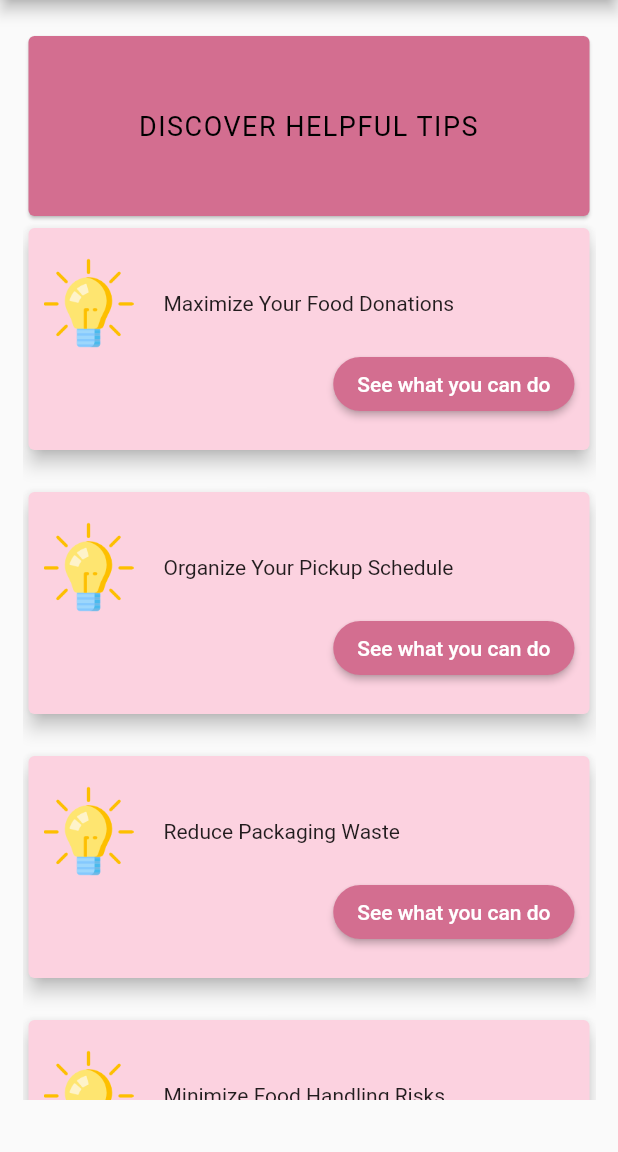
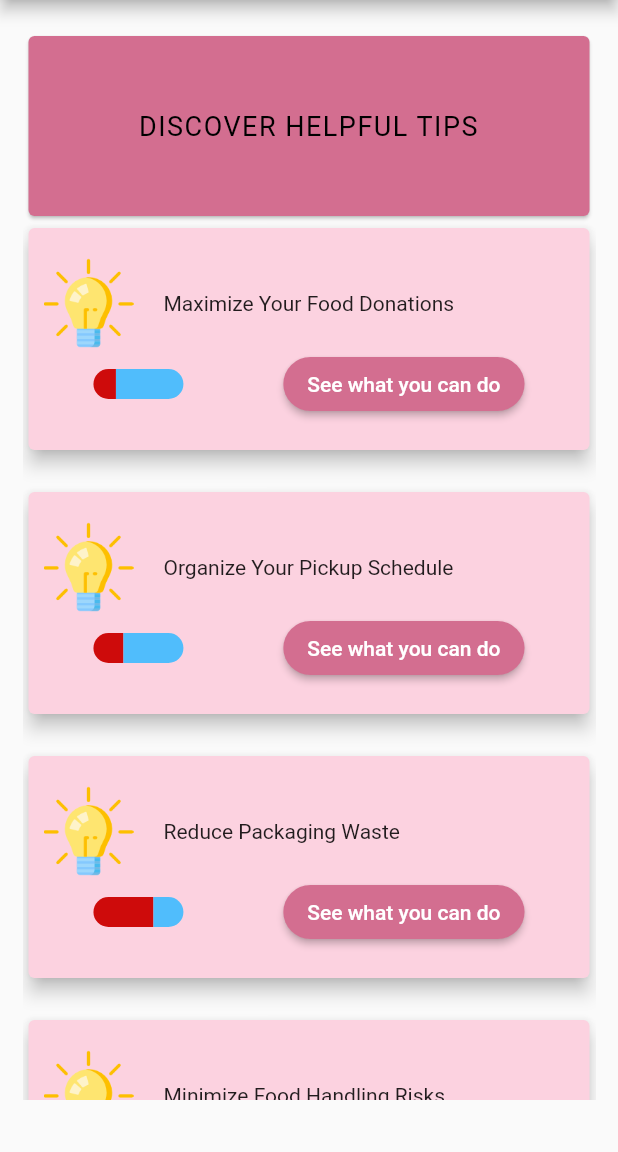
Before and after one commit to maneeshalakshani/Food-Forward, a Flutter app: the MyProfileView screen opened directly with empty values, after a tap on "Tips", on a phone screen of 412 x 824 dp, the part 84-1236 px from its top. Run offline on Flutter 3.47's test engine with Material 2 defaults, Android fonts, the phone set to English and light mode, and no system bars; our stand-ins replace auto_route, cloud_firestore, firebase_auth, firebase_core, firebase_storage, fl_chart and 5 more; accounts and stored records are empty; generated files the repository leaves out were written again.

Commit message:
fix: progress bar

```diff
--- a/lib/pages/profile/srollIems.dart
+++ b/lib/pages/profile/srollIems.dart
@@ -1,3 +1,4 @@
+import 'package:food_forward/pages/tips/tip_state.dart';
 import 'package:food_forward/routes/routes.gr.dart';
 
 class ScrollItem{
@@ -8,8 +9,10 @@ class ScrollItem{
   ScrollItem({required this.imageURL, required this.name, required this.route});
 }
 
+TipStore tipStore = TipStore();
+
 List<ScrollItem> horizontalScrollList = [
   ScrollItem(imageURL: 'assets/bar.png', name: "Stats", route: const MyStatsRoute()),
   ScrollItem(imageURL: "assets/tickMark.png", name: "Badges", route: null),
-  ScrollItem(imageURL: 'assets/tips.png', name: "Tips", route: const TipsRoute()),
+  ScrollItem(imageURL: 'assets/tips.png', name: "Tips", route: TipsRoute(tipStore: tipStore)),
 ];
--- a/lib/pages/tips/tip_card.dart
+++ b/lib/pages/tips/tip_card.dart
@@ -1,22 +1,61 @@
 import 'package:auto_route/auto_route.dart';
 import 'package:flutter/material.dart';
-import 'package:flutter_hooks/flutter_hooks.dart';
+import 'package:flutter_mobx/flutter_mobx.dart';
 import 'package:food_forward/const.dart';
+import 'package:food_forward/pages/tips/tip_state.dart';
 import 'package:food_forward/pages/tips/tips_list.dart';
 import 'package:food_forward/routes/routes.gr.dart';
 
-class TipCard extends HookWidget {
+class TipCard extends StatefulWidget {
   const TipCard({
     Key? key,
     required this.imageURL,
     required this.tipLabel,
     required this.tipID,
     required this.tipItem,
+    required this.tipStore,
   }) : super(key: key);
   final String imageURL;
   final String tipLabel;
   final int tipID;
   final TipItem tipItem;
+  final TipStore tipStore;
+
+  @override
+  _TipCardState createState() => _TipCardState();
+}
+
+class _TipCardState extends State<TipCard> {
+  late int _noOfReads;
+  late double redShow;
+  late double yellowShow;
+
+  @override
+  void initState() {
+    super.initState();
+    _calculateNoOfReads();
+  }
+
+  int _calculateNoOfReads() {
+    int reads = 0;
+    int yellows = 0;
+    double oneSection = 0;
+    for (int i = 0; i < widget.tipStore.tipsList[widget.tipID].stepReadDetector.length; i++) {
+      if (widget.tipStore.tipsList[widget.tipID].stepReadDetector[i] == true) {
+        reads++;
+      }
+    }
+    setState(() {
+      _noOfReads = reads;
+      yellows = widget.tipStore.tipsList[widget.tipID].stepReadDetector.length - reads;
+      oneSection = 60 / widget.tipStore.tipsList[widget.tipID].stepReadDetector.length;
+      redShow = _noOfReads * oneSection;
+      yellowShow =  yellows * oneSection;
+    });
+
+    print(_noOfReads);
+    return reads;
+  }
 
   @override
   Widget build(BuildContext context) {
@@ -34,39 +73,78 @@ class TipCard extends HookWidget {
                 Padding(
                   padding: const EdgeInsets.only(right: 20),
                   child: Image.asset(
-                  imageURL,
+                    widget.imageURL,
                     height: 60,
                   ),
                 ),
                 Container(
-                width: width/3 * 1.7,
+                  width: width / 3 * 1.7,
                   child: Text(
-                  tipLabel,
+                    widget.tipLabel,
                     maxLines: 10,
                     overflow: TextOverflow.ellipsis,
-                )
+                  ),
                 ),
               ],
             ),
             Row(
-            mainAxisAlignment: MainAxisAlignment.end,
+              mainAxisAlignment: MainAxisAlignment.spaceAround,
               children: [
+                Observer(
+                  builder: (context) {
+                    return Container(
+                      // width: 80,
+                      // height: 20,
+                      decoration: BoxDecoration(
+                        borderRadius: BorderRadius.circular(10),
+                        // color: const Color.fromARGB(255, 0, 0, 0),
+                      ),
+                      child: Row(
+                        mainAxisAlignment: MainAxisAlignment.center,
+                        children: [
+                          Container(
+                            width: redShow,
+                            height: 20,
+                            decoration: const BoxDecoration(
+                              borderRadius: BorderRadius.only(
+                                topLeft: Radius.circular(10.0),
+                                bottomLeft: Radius.circular(10.0)
+                              ),
+                              color: Color.fromARGB(255, 206, 11, 11),
+                            ),
+                          ),
+                          Container(
+                            width: yellowShow,
+                            height: 20,
+                            decoration: const BoxDecoration(
+                              borderRadius: BorderRadius.only(
+                                topRight: Radius.circular(10.0),
+                                bottomRight: Radius.circular(10.0)
+                              ),
+                              color: Color.fromARGB(255, 80, 189, 252),
+                            ),
+                          ),
+                        ],
+                      ),
+                    );
+                  },
+                ),
                 ElevatedButton(
-                onPressed: (){
-                  context.router.push(ExpandedTipRoute(tipID: tipID, tipItem: tipItem));
+                  onPressed: () {
+                    context.router.push(ExpandedTipRoute(tipID: widget.tipID, tipItem: widget.tipItem, tipStore: widget.tipStore));
                   },
                   style: ButtonStyle(
                     backgroundColor: MaterialStateProperty.all<Color>(DARK_PINK),
                     shape: MaterialStateProperty.all<RoundedRectangleBorder>(
                       RoundedRectangleBorder(
                         borderRadius: BorderRadius.circular(18.0),
-                    )
-                  )
                       ),
-                child: const Text("See what you can do")
-              )
+                    ),
+                  ),
+                  child: const Text("See what you can do"),
+                ),
               ],
-          )
+            ),
           ],
         ),
       ),
--- a/lib/pages/tips/tips_list.dart
+++ b/lib/pages/tips/tips_list.dart
@@ -2,55 +2,61 @@ class TipItem{
   late String tipTitle;
   late String text;
   late List<String> steps;
+  late List<bool> stepReadDetector;
 
-  TipItem({required this.text, required this.tipTitle, required this.steps});
+  TipItem({required this.text, required this.tipTitle, required this.steps, required this.stepReadDetector});
 }
 
-List<TipItem> tipsList = [
-  TipItem(
-    tipTitle: "Maximize Your Food Donations",
-    text: "Make your grocery shopping more eco-friendly and reduce food waste with these steps.",
-    steps: [
-      "Plan Your Meals: Before heading to the store, plan your meals for the week. Create a shopping list based on what you'll actually use",
-      "Check Your Pantry: Take a quick inventory of what you already have at home. Avoid buying items you already have.",
-      "Buy in Bulk Mindfully: Purchase perishable items in smaller quantities to reduce spoilage. For non-perishables, consider buying in bulk if it makes sense for your household.",
-      "Mind the Expiry Dates: Pay attention to expiration dates. Choose items with a longer shelf life or those that can be frozen for later use.",
-    ]
-  ),
-  TipItem(
-    tipTitle: "Organize Your Pickup Schedule",
-    text: "Consider following steps",
-    steps: [
-      "Plan Ahead: Coordinate with local food donors to schedule food pickups in advance. Set a regular pickup schedule to streamline the process and reduce last-minute rushes.",
-      "Efficient Routes: Map out efficient routes for pickups. Group locations close to each other on the same day to save time and reduce travel emissions. Consider using navigation apps to help you navigate the best routes.",
-      "Confirm and Communicate: Confirm pickup times with the donors to avoid any unexpected delays. Maintain clear communication with the food donors and recipients, so everyone is informed about pickup times and locations.",
-    ]
-  ),
-  TipItem(
-    tipTitle: "Reduce Packaging Waste",
-    text: "Consider following steps",
-    steps: [
-      "Bring Reusable Containers: Carry reusable containers and bags for food transport. These are eco-friendly and help reduce single-use packaging waste.",
-      "Encourage Donors: Encourage food donors to use eco-friendly packaging. Suggest they use containers that can be easily cleaned and reused.",
-      "Educate Recipients: Educate food recipients about the importance of reusing or recycling food packaging to minimize waste.",
-    ]
-  ),
-  TipItem(
-    tipTitle: "Minimize Food Handling Risks",
-    text: "Consider following steps",
-    steps: [
-      "Follow Safety Guidelines: Adhere to food safety guidelines when handling donated food. Ensure it's stored and transported at the appropriate temperature to prevent spoilage.",
-      "Use Protective Gear: Wear protective gear like gloves when handling food to maintain hygiene standards.",
-      "Regular Health Checks: If you're a volunteer, consider regular health check-ups to ensure you're fit for handling and delivering food.",
-    ]
-  ),
-  TipItem(
-    tipTitle: "Donate Excess Food Responsibly",
-    text: "Consider following steps",
-    steps: [
-      "Identify Surplus Food: Keep track of food quantities that exceed your personal or household needs.",
-      "Connect with Local Organizations: Contact local food banks or charities that accept food donations. Inquire about their requirements and procedures for food donations.",
-      "Schedule Regular Donations: Establish a regular donation schedule to ensure that excess food is consistently redirected to those in need.",
-    ]
-  ),
-];
+// List<TipItem> tipsList = [
+//   TipItem(
+//     tipTitle: "Maximize Your Food Donations",
+//     text: "Make your grocery shopping more eco-friendly and reduce food waste with these steps.",
+//     steps: [
+//       "Plan Your Meals: Before heading to the store, plan your meals for the week. Create a shopping list based on what you'll actually use",
+//       "Check Your Pantry: Take a quick inventory of what you already have at home. Avoid buying items you already have.",
+//       "Buy in Bulk Mindfully: Purchase perishable items in smaller quantities to reduce spoilage. For non-perishables, consider buying in bulk if it makes sense for your household.",
+//       "Mind the Expiry Dates: Pay attention to expiration dates. Choose items with a longer shelf life or those that can be frozen for later use.",
+//     ],
+//     stepReadDetector: [false, false, false, false],
+//   ),
+//   TipItem(
+//     tipTitle: "Organize Your Pickup Schedule",
+//     text: "Consider following steps",
+//     steps: [
+//       "Plan Ahead: Coordinate with local food donors to schedule food pickups in advance. Set a regular pickup schedule to streamline the process and reduce last-minute rushes.",
+//       "Efficient Routes: Map out efficient routes for pickups. Group locations close to each other on the same day to save time and reduce travel emissions. Consider using navigation apps to help you navigate the best routes.",
+//       "Confirm and Communicate: Confirm pickup times with the donors to avoid any unexpected delays. Maintain clear communication with the food donors and recipients, so everyone is informed about pickup times and locations.",
+//     ],
+//     stepReadDetector: [false, false, false, false],
+//   ),
+//   TipItem(
+//     tipTitle: "Reduce Packaging Waste",
+//     text: "Consider following steps",
+//     steps: [
+//       "Bring Reusable Containers: Carry reusable containers and bags for food transport. These are eco-friendly and help reduce single-use packaging waste.",
+//       "Encourage Donors: Encourage food donors to use eco-friendly packaging. Suggest they use containers that can be easily cleaned and reused.",
+//       "Educate Recipients: Educate food recipients about the importance of reusing or recycling food packaging to minimize waste.",
+//     ],
+//     stepReadDetector: [false, false, false, false],
+//   ),
+//   TipItem(
+//     tipTitle: "Minimize Food Handling Risks",
+//     text: "Consider following steps",
+//     steps: [
+//       "Follow Safety Guidelines: Adhere to food safety guidelines when handling donated food. Ensure it's stored and transported at the appropriate temperature to prevent spoilage.",
+//       "Use Protective Gear: Wear protective gear like gloves when handling food to maintain hygiene standards.",
+//       "Regular Health Checks: If you're a volunteer, consider regular health check-ups to ensure you're fit for handling and delivering food.",
+//     ],
+//     stepReadDetector: [false, false, false, false],
+//   ),
+//   TipItem(
+//     tipTitle: "Donate Excess Food Responsibly",
+//     text: "Consider following steps",
+//     steps: [
+//       "Identify Surplus Food: Keep track of food quantities that exceed your personal or household needs.",
+//       "Connect with Local Organizations: Contact local food banks or charities that accept food donations. Inquire about their requirements and procedures for food donations.",
+//       "Schedule Regular Donations: Establish a regular donation schedule to ensure that excess food is consistently redirected to those in need.",
+//     ],
+//     stepReadDetector: [false, false, false, false],
+//   ),
+// ];
--- a/lib/pages/tips/tips_view.dart
+++ b/lib/pages/tips/tips_view.dart
@@ -5,18 +5,22 @@ import 'package:food_forward/pages/Components/appbar.dart';
 import 'package:food_forward/pages/Components/clickable_container.dart';
 import 'package:food_forward/pages/Components/sideNav.dart';
 import 'package:food_forward/pages/tips/tip_card.dart';
-import 'package:food_forward/pages/tips/tips_list.dart';
+import 'package:food_forward/pages/tips/tip_state.dart';
 
+// ignore: must_be_immutable
 class TipsView extends HookWidget {
-  const TipsView({
+  TipsView({
     Key? key,
+    required this.tipStore,
   }) : super(key: key);
+  TipStore tipStore;
 
 
   @override
   Widget build(BuildContext context) {
     double width = MediaQuery.of(context).size.width;
     double height = MediaQuery.of(context).size.height;
+    TipStore tipStore = TipStore();
 
     return Scaffold(
       appBar: appBar(),
@@ -35,13 +39,14 @@ class TipsView extends HookWidget {
               SizedBox(
                 height: height/10 * 7.1,
                 child: ListView.separated(
-                  itemCount: tipsList.length,
+                  itemCount: tipStore.tipsList.length,
                   itemBuilder: (context, i){
                     return TipCard(
                       imageURL: 'assets/bulb.png',
-                      tipLabel: tipsList[i].tipTitle,
+                      tipLabel: tipStore.tipsList[i].tipTitle,
                       tipID: i,
-                      tipItem: tipsList[i],
+                      tipItem: tipStore.tipsList[i],
+                      tipStore: tipStore,
                     );
                   },
                   separatorBuilder: (context, i) => const SizedBox(height: 20,)),
```
Also changed, not shown: lib/pages/tips/expanded_tip/expanded_tip_view.dart (+19 -7 lines), lib/pages/tips/expanded_tip/tip_detailed_card.dart (+39 -15 lines), lib/pages/tips/tip_state.dart (added, +81 -0 lines), lib/pages/tips/tip_state.g.dart (added), lib/routes/routes.gr.dart. Lines whose indentation alone changed are shown as unchanged.
